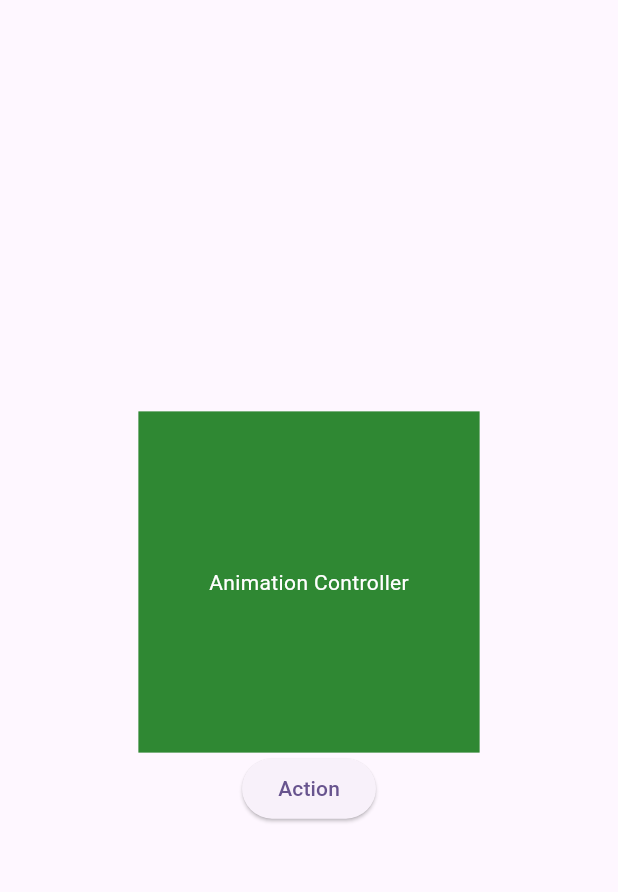
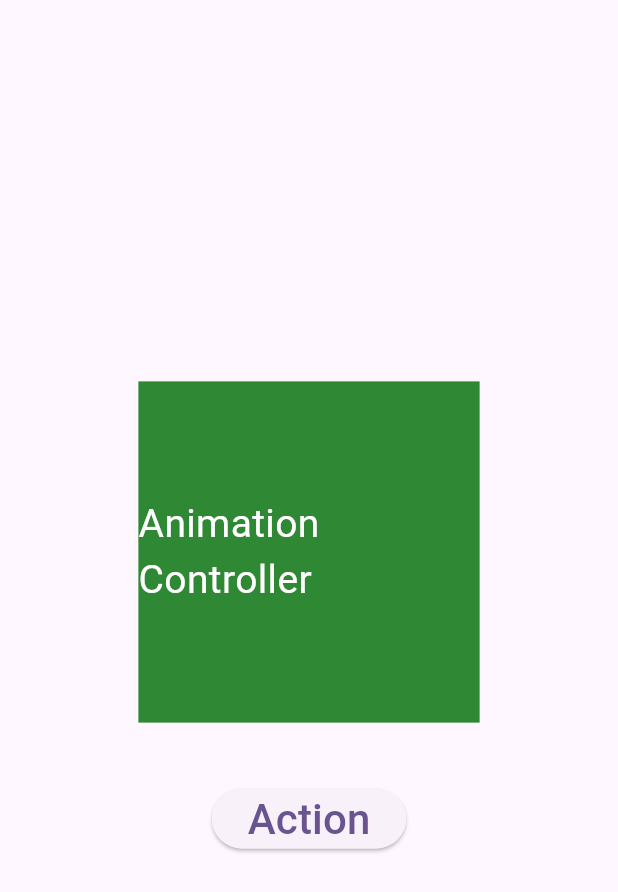
Before and after one commit to Roshan-Barkane/flutter_widgets_of_the_day, a Flutter app: the screen it shows after launch, after a tap on "Action", on a phone screen of 412 x 824 dp. Shown: the top 892 px of the screen. Run offline on Flutter 3.47's test engine with Material 3 defaults, Android fonts, the light colour scheme and no system bars.

Commit message:
perfrom aminmation with color ,size with elevatedbutton

```diff
--- a/lib/pages/animationcontainer.dart
+++ b/lib/pages/animationcontainer.dart
@@ -11,6 +11,7 @@ class _Animation_ContainerState extends State<Animation_Container> {
   var _size = 200.0;
   var _Takecolor = 0xFF00BB00;
   var _TextColor = 0xFF000000;
+  var _TextSize = 18.0;
   @override
   Widget build(BuildContext context) {
     return Scaffold(
@@ -28,9 +29,12 @@ class _Animation_ContainerState extends State<Animation_Container> {
               child: Center(
                   child: Text(
                 "Animation Controller",
-                style: TextStyle(color: Color(_TextColor)),
+                style: TextStyle(color: Color(_TextColor), fontSize: _TextSize),
               )),
             ),
+          ),
+          SizedBox(
+            height: 40,
           ),
           ElevatedButton(
             onPressed: () {
@@ -38,9 +42,13 @@ class _Animation_ContainerState extends State<Animation_Container> {
                 _size = 300;
                 _Takecolor = 0xFFaa00bb;
                 _TextColor = 0xFFFFFFFF;
+                _TextSize = 26;
               });
             },
-            child: Text("Action"),
+            child: Text(
+              "Action",
+              style: TextStyle(fontSize: 28),
+            ),
           ),
         ],
       ),
```
